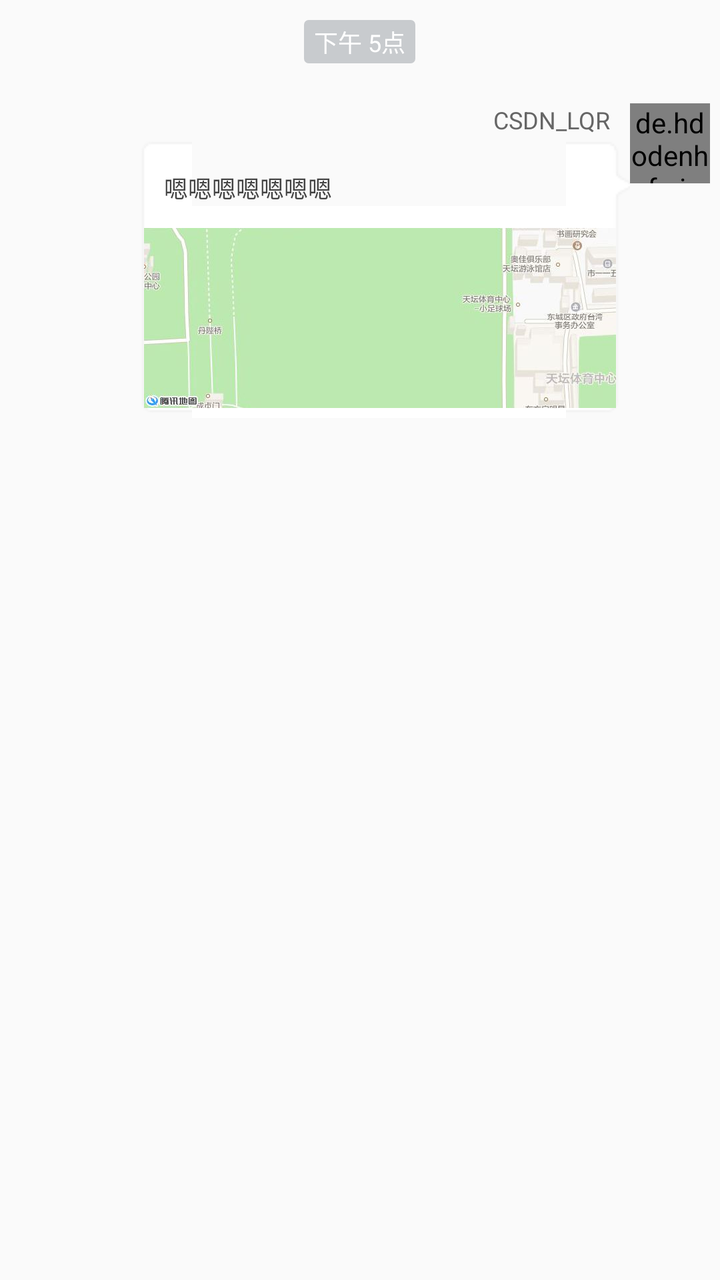
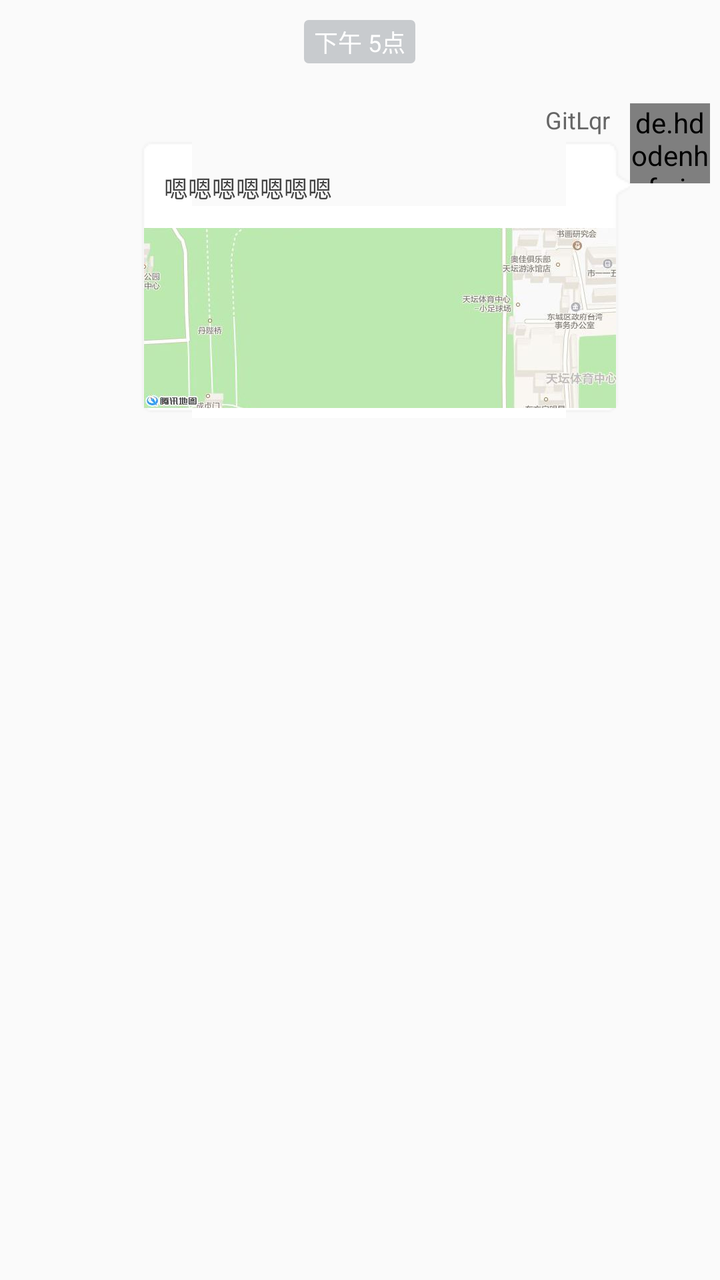

Compare the two renders of this Android layout. The source of the first and the diff that turns it into the second are given below.
<!-- AndroidManifest.xml: application theme AppTheme -->
<!-- res/layout/item_location_send.xml -->
<?xml version="1.0" encoding="utf-8"?>
<LinearLayout xmlns:android="http://schemas.android.com/apk/res/android"
              xmlns:app="http://schemas.android.com/apk/res-auto"
              android:layout_width="match_parent"
              android:layout_height="match_parent"
              android:orientation="vertical">

    

    <TextView
        android:id="@+id/tvTime"
        android:layout_width="wrap_content"
        android:layout_height="wrap_content"
        android:layout_gravity="center_horizontal"
        android:layout_margin="10dp"
        android:background="@drawable/shape_notification_bg"
        android:gravity="center"
        android:paddingBottom="2dp"
        android:paddingLeft="5dp"
        android:paddingRight="5dp"
        android:paddingTop="2dp"
        android:text="下午 5点"
        android:textColor="#fff"
        android:textSize="12sp"/>

    <LinearLayout
        android:layout_width="wrap_content"
        android:layout_height="wrap_content"
        android:layout_gravity="right"
        android:gravity="right"
        android:orientation="horizontal"
        android:paddingBottom="20dp"
        android:paddingLeft="5dp"
        android:paddingRight="5dp"
        android:paddingTop="10dp">

        

        <LinearLayout
            android:id="@+id/llError"
            android:layout_width="wrap_content"
            android:layout_height="wrap_content"
            android:layout_gravity="center"
            android:visibility="gone">

            <TextView
                android:id="@+id/tvRetry"
                android:layout_width="wrap_content"
                android:layout_height="wrap_content"
                android:layout_gravity="center"
                android:text="重试"
                android:visibility="gone"
                />

            <de.hdodenhof.circleimageview.CircleImageView
                android:id="@+id/ivError"
                android:layout_width="20dp"
                android:layout_height="20dp"
                android:layout_gravity="center"
                android:layout_margin="5dp"
                android:src="@mipmap/img_error"/>
        </LinearLayout>

        <ProgressBar
            android:id="@+id/pbSending"
            style="?android:attr/progressBarStyleSmall"
            android:layout_width="20dp"
            android:layout_height="20dp"
            android:layout_gravity="center"
            android:layout_margin="5dp"
            android:visibility="gone"/>

        <LinearLayout
            android:layout_width="wrap_content"
            android:layout_height="wrap_content"
            android:orientation="vertical">

            <TextView
                android:id="@+id/tvName"
                android:layout_width="wrap_content"
                android:layout_height="wrap_content"
                android:layout_gravity="right"
                android:layout_marginRight="10dp"
                android:text="CSDN_LQR"
                android:textColor="#666666"
                android:textSize="12sp"
                android:visibility="visible"/>

            <LinearLayout
                android:layout_width="250dp"
                android:layout_height="wrap_content"
                android:background="@drawable/img_location_send"
                android:orientation="vertical">

                <TextView
                    android:id="@+id/tvTitle"
                    android:layout_width="match_parent"
                    android:layout_height="wrap_content"
                    android:ellipsize="end"
                    android:gravity="left|center_vertical"
                    android:maxWidth="240dp"
                    android:minHeight="40dp"
                    android:paddingLeft="10dp"
                    android:paddingRight="10dp"
                    android:text="嗯嗯嗯嗯嗯嗯嗯"
                    android:textColor="#444444"
                    android:textColorLink="#666666"
                    android:textSize="12sp"/>

                <ImageView
                    android:id="@+id/ivLocation"
                    android:layout_width="wrap_content"
                    android:layout_height="90dp"
                    android:maxWidth="240dp"
                    android:scaleType="fitXY"
                    android:src="@mipmap/default_location"/>
            </LinearLayout>
        </LinearLayout>
        

        <de.hdodenhof.circleimageview.CircleImageView
            android:id="@+id/ivAvatar"
            android:layout_width="40dp"
            android:layout_height="40dp"
            android:focusable="false"
            android:focusableInTouchMode="false"
            android:src="@mipmap/default_header"/>
    </LinearLayout>

</LinearLayout>
<!-- resources referenced by this layout -->
<resources>
  <!-- drawable img_location_send: png bitmap (drawable, 428 bytes) -->
  <!-- drawable shape_notification_bg (drawable) -->
  <?xml version="1.0" encoding="UTF-8"?>
  <shape xmlns:android="http://schemas.android.com/apk/res/android">
      <solid android:color="#C8CBCE" />
      <corners android:radius="2dip"/>
      <stroke
          android:width="0.5dip"
          android:color="#C8CBCE" />
  </shape>
  <!-- mipmap default_header: jpg bitmap (mipmap-hdpi, 49500 bytes) -->
  <!-- mipmap default_location: png bitmap (mipmap-hdpi, 15815 bytes) -->
  <!-- mipmap img_error: png bitmap (mipmap-hdpi, 820 bytes) -->
  <style name="AppTheme" parent="Theme.AppCompat.Light.NoActionBar">
          
          <item name="colorPrimary">@color/colorPrimary</item>
          <item name="colorPrimaryDark">@color/colorPrimaryDark</item>
          <item name="colorAccent">@color/colorAccent</item>
          
          <item name="android:windowAnimationStyle">@style/activityAnimation</item>
      </style>
  <color name="colorPrimary">#393A3F</color>
  <color name="colorPrimaryDark">#303135</color>
  <color name="colorAccent">#7e7e7e</color>
  <style name="activityAnimation" parent="@android:style/Animation">
          <item name="android:activityOpenEnterAnimation">@anim/slide_right_in</item>
          <item name="android:activityOpenExitAnimation">@anim/slide_left_out</item>
          <item name="android:activityCloseEnterAnimation">@anim/slide_left_in</item>
          <item name="android:activityCloseExitAnimation">@anim/slide_right_out</item>
      </style>
</resources>

<!-- the commit's change to res/layout/item_location_send.xml (unified diff, before → after) -->
@@ -81,7 +81,7 @@
                 android:layout_height="wrap_content"
                 android:layout_gravity="right"
                 android:layout_marginRight="10dp"
-                android:text="CSDN_LQR"
+                android:text="GitLqr"
                 android:textColor="#666666"
                 android:textSize="12sp"
                 android:visibility="visible"/>
